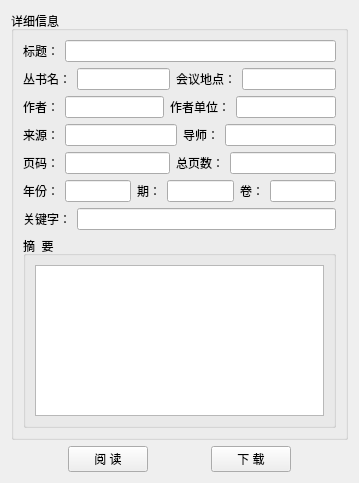
This is UI/UI_DetailWidget.ui in mortersen/ZhengCG as Qt 5 draws it before an edit. The edited form follows.
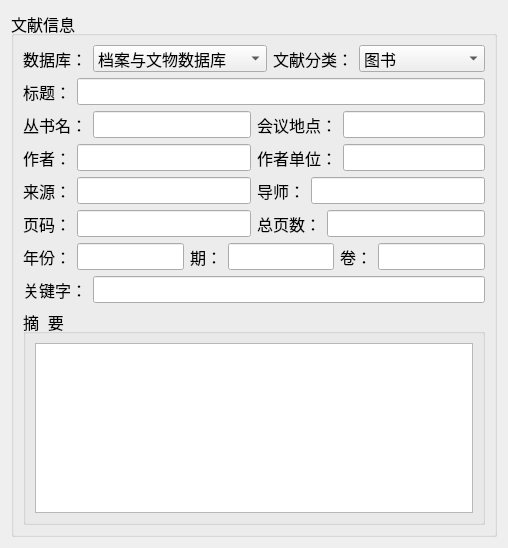
This is the edited form.

```diff
--- a/UI/UI_DetailWidget.ui
+++ b/UI/UI_DetailWidget.ui
@@ -6,8 +6,8 @@
    <rect>
     <x>0</x>
     <y>0</y>
-    <width>359</width>
-    <height>483</height>
+    <width>378</width>
+    <height>548</height>
    </rect>
   </property>
   <property name="windowTitle">
@@ -16,10 +16,119 @@
   <layout class="QVBoxLayout" name="verticalLayout_3">
    <item>
     <widget class="QGroupBox" name="groupBox">
+     <property name="font">
+      <font>
+       <pointsize>12</pointsize>
+      </font>
+     </property>
      <property name="title">
-      <string>详细信息</string>
+      <string>文献信息</string>
      </property>
      <layout class="QVBoxLayout" name="verticalLayout">
+      <item>
+       <layout class="QHBoxLayout" name="horizontalLayout_21" stretch="1,1">
+        <item>
+         <layout class="QHBoxLayout" name="horizontalLayout_17" stretch="1,20">
+          <item>
+           <widget class="QLabel" name="label_14">
+            <property name="font">
+             <font>
+              <pointsize>12</pointsize>
+             </font>
+            </property>
+            <property name="text">
+             <string>数据库：</string>
+            </property>
+           </widget>
+          </item>
+          <item>
+           <widget class="QComboBox" name="comboBox_DB">
+            <property name="font">
+             <font>
+              <pointsize>12</pointsize>
+             </font>
+            </property>
+            <item>
+             <property name="text">
+              <string>档案与文物数据库</string>
+             </property>
+            </item>
+            <item>
+             <property name="text">
+              <string>古代史料数据库</string>
+             </property>
+            </item>
+            <item>
+             <property name="text">
+              <string>域外文献数据库</string>
+             </property>
+            </item>
+            <item>
+             <property name="text">
+              <string>现代研究文献数据库</string>
+             </property>
+            </item>
+           </widget>
+          </item>
+         </layout>
+        </item>
+        <item>
+         <layout class="QHBoxLayout" name="horizontalLayout_18" stretch="1,20">
+          <item>
+           <widget class="QLabel" name="label_15">
+            <property name="font">
+             <font>
+              <pointsize>12</pointsize>
+             </font>
+            </property>
+            <property name="text">
+             <string>文献分类：</string>
+            </property>
+           </widget>
+          </item>
+          <item>
+           <widget class="QComboBox" name="comboBox_FL">
+            <item>
+             <property name="text">
+              <string>图书</string>
+             </property>
+            </item>
+            <item>
+             <property name="text">
+              <string>期刊</string>
+             </property>
+            </item>
+            <item>
+             <property name="text">
+              <string>报纸</string>
+             </property>
+            </item>
+            <item>
+             <property name="text">
+              <string>学位论文</string>
+             </property>
+            </item>
+            <item>
+             <property name="text">
+              <string>会议论文</string>
+             </property>
+            </item>
+            <item>
+             <property name="text">
+              <string>调研报告</string>
+             </property>
+            </item>
+            <item>
+             <property name="text">
+              <string>外国学者研究</string>
+             </property>
+            </item>
+           </widget>
+          </item>
+         </layout>
+        </item>
+       </layout>
+      </item>
       <item>
        <layout class="QHBoxLayout" name="horizontalLayout">
         <item>
@@ -263,9 +372,6 @@
          <string>摘  要</string>
         </property>
         <layout class="QVBoxLayout" name="verticalLayout_2">
-         <item>
-          <layout class="QHBoxLayout" name="horizontalLayout_18"/>
-         </item>
          <item>
           <widget class="QTextEdit" name="textEdit_Abstract"/>
          </item>
@@ -275,63 +381,6 @@
      </layout>
     </widget>
    </item>
-   <item>
-    <layout class="QHBoxLayout" name="horizontalLayout_17">
-     <item>
-      <spacer name="horizontalSpacer">
-       <property name="orientation">
-        <enum>Qt::Horizontal</enum>
-       </property>
-       <property name="sizeHint" stdset="0">
-        <size>
-         <width>40</width>
-         <height>20</height>
-        </size>
-       </property>
-      </spacer>
-     </item>
-     <item>
-      <widget class="QPushButton" name="btn_Read">
-       <property name="text">
-        <string>阅 读</string>
-       </property>
-      </widget>
-     </item>
-     <item>
-      <spacer name="horizontalSpacer_2">
-       <property name="orientation">
-        <enum>Qt::Horizontal</enum>
-       </property>
-       <property name="sizeHint" stdset="0">
-        <size>
-         <width>40</width>
-         <height>20</height>
-        </size>
-       </property>
-      </spacer>
-     </item>
-     <item>
-      <widget class="QPushButton" name="btn_Download">
-       <property name="text">
-        <string>下 载</string>
-       </property>
-      </widget>
-     </item>
-     <item>
-      <spacer name="horizontalSpacer_3">
-       <property name="orientation">
-        <enum>Qt::Horizontal</enum>
-       </property>
-       <property name="sizeHint" stdset="0">
-        <size>
-         <width>40</width>
-         <height>20</height>
-        </size>
-       </property>
-      </spacer>
-     </item>
-    </layout>
-   </item>
   </layout>
  </widget>
  <resources>
```
